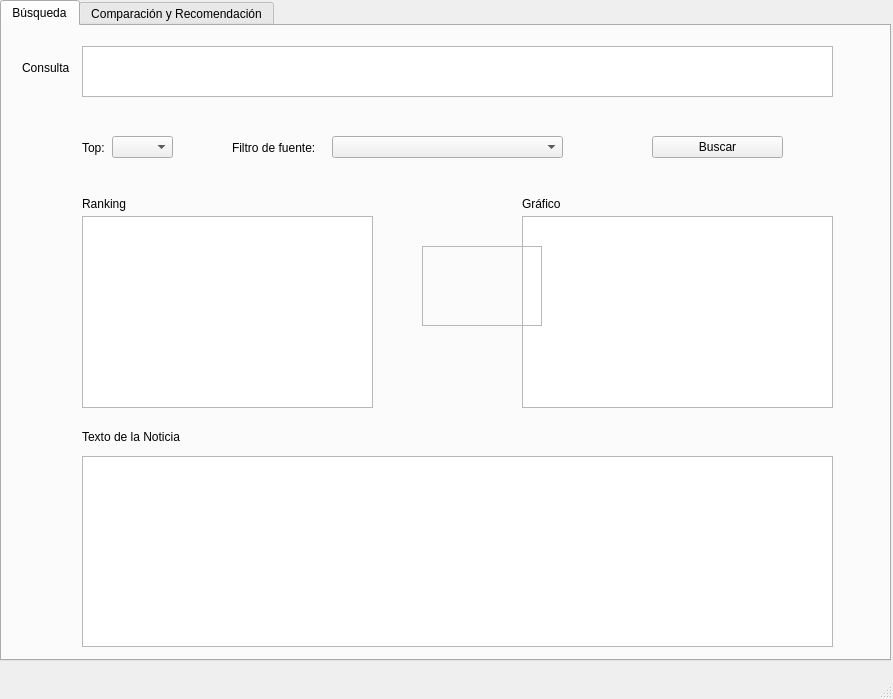
Above: main.ui from javirg1005/SI_Proyecto before the change. Below: the same form after it.
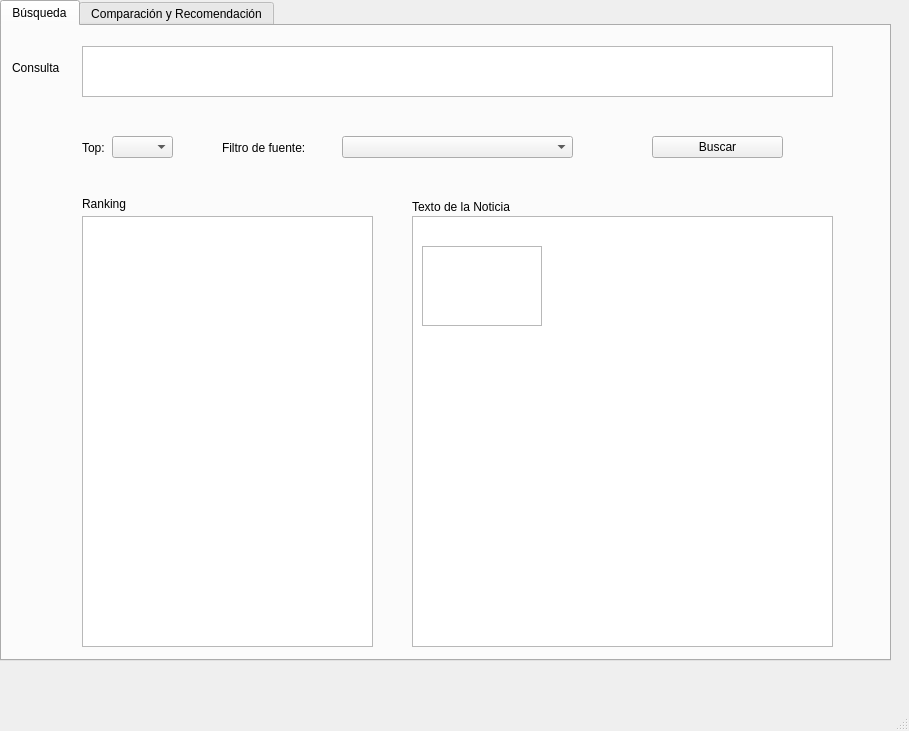
That is the form after the change. The open tabs and pages were chosen to show the change.

The edit to the form file:
```diff
--- a/main.ui
+++ b/main.ui
@@ -6,8 +6,8 @@
    <rect>
     <x>0</x>
     <y>0</y>
-    <width>893</width>
-    <height>699</height>
+    <width>909</width>
+    <height>731</height>
    </rect>
   </property>
   <property name="windowTitle">
@@ -33,7 +33,7 @@
      <widget class="QLabel" name="label_11">
       <property name="geometry">
        <rect>
-        <x>20</x>
+        <x>10</x>
         <y>30</y>
         <width>61</width>
         <height>24</height>
@@ -101,9 +101,9 @@
      <widget class="QLabel" name="label_25">
       <property name="geometry">
        <rect>
-        <x>230</x>
+        <x>220</x>
         <y>110</y>
-        <width>101</width>
+        <width>111</width>
         <height>24</height>
        </rect>
       </property>
@@ -114,7 +114,7 @@
      <widget class="QComboBox" name="cb_filtro_fuente_1">
       <property name="geometry">
        <rect>
-        <x>330</x>
+        <x>340</x>
         <y>110</y>
         <width>231</width>
         <height>22</height>
@@ -137,10 +137,10 @@
      <widget class="QTextEdit" name="tx_noticia_1">
       <property name="geometry">
        <rect>
-        <x>80</x>
-        <y>430</y>
-        <width>751</width>
-        <height>191</height>
+        <x>410</x>
+        <y>190</y>
+        <width>421</width>
+        <height>431</height>
        </rect>
       </property>
      </widget>
@@ -160,8 +160,8 @@
      <widget class="QLabel" name="label_27">
       <property name="geometry">
        <rect>
-        <x>80</x>
-        <y>400</y>
+        <x>410</x>
+        <y>170</y>
         <width>230</width>
         <height>22</height>
        </rect>
@@ -170,29 +170,6 @@
        <string>Texto de la Noticia</string>
       </property>
      </widget>
-     <widget class="QGraphicsView" name="graphicsView">
-      <property name="geometry">
-       <rect>
-        <x>520</x>
-        <y>190</y>
-        <width>311</width>
-        <height>192</height>
-       </rect>
-      </property>
-     </widget>
-     <widget class="QLabel" name="label_28">
-      <property name="geometry">
-       <rect>
-        <x>520</x>
-        <y>170</y>
-        <width>230</width>
-        <height>16</height>
-       </rect>
-      </property>
-      <property name="text">
-       <string>Gráfico</string>
-      </property>
-     </widget>
      <widget class="QFrame" name="frame">
       <property name="geometry">
        <rect>
@@ -215,7 +192,7 @@
         <x>80</x>
         <y>190</y>
         <width>291</width>
-        <height>192</height>
+        <height>431</height>
        </rect>
       </property>
      </widget>
```
Left out of the diff: 14 changed lines with no effect on the pictures.
